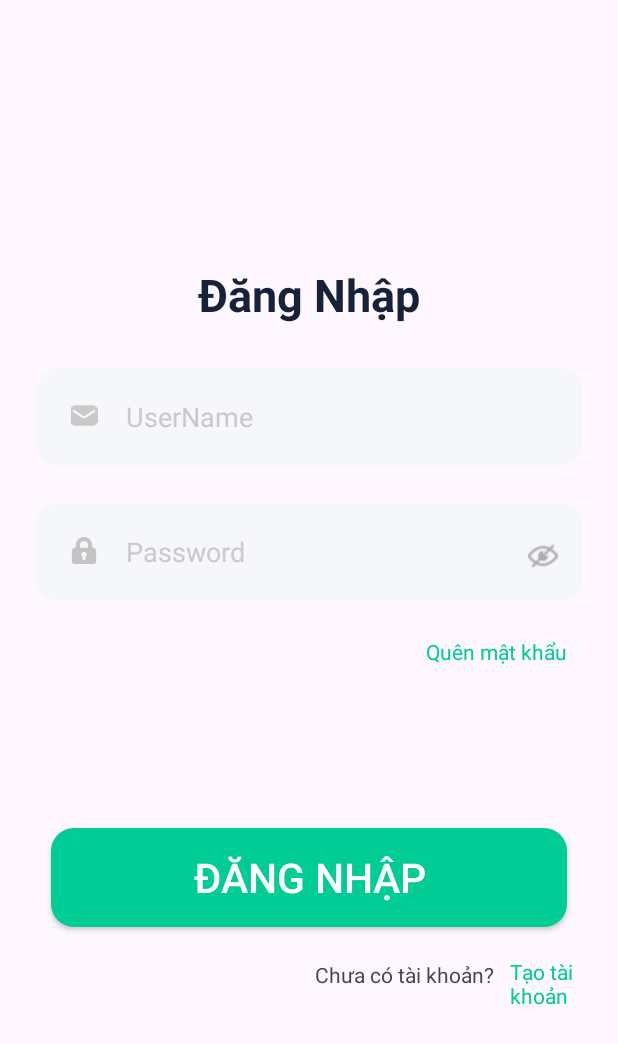
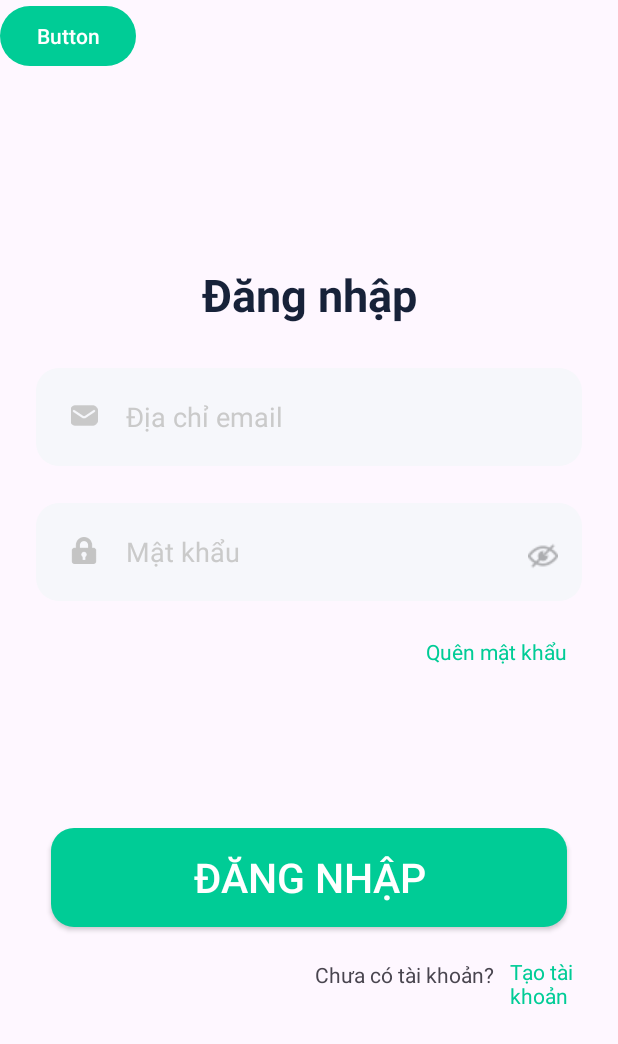
Before and after one commit to Danh02052003/E_Commercial_App, an Android app: the screen it shows after launch (LoginActivity), after a tap on "BẮT ĐẦU", on a phone screen of 412 x 824 dp. Shown: the top 1044 px of the screen. Run offline under Robolectric (Android 15) with nearby library versions, the phone set to English and light mode, and no system bars; our stand-ins replace Firebase (no records; nobody signed in at launch, a user with empty details on screens opened directly).

Commit message:
translate

```diff
--- a/app/src/main/java/vlu/mobileproject/login/LoginActivity.java
+++ b/app/src/main/java/vlu/mobileproject/login/LoginActivity.java
@@ -23,10 +23,14 @@ import com.google.firebase.database.Query;
 import com.google.firebase.database.ValueEventListener;
 
 import vlu.mobileproject.R;
+import vlu.mobileproject.translate.LanguageHelper;
 
 // ... (Your imports and other code)
 
 public class LoginActivity extends AppCompatActivity {
+
+    Button btnTranslate;
+
 
     private EditText emailEditText; // Updated to the correct EditText for email input
     private EditText passwordEditText;
@@ -42,6 +46,13 @@ public class LoginActivity extends AppCompatActivity {
     protected void onCreate(Bundle savedInstanceState) {
         super.onCreate(savedInstanceState);
         setContentView(R.layout.activity_login);
+
+        btnTranslate = findViewById(R.id.btnTranslate);
+        btnTranslate.setOnClickListener(v-> {
+            LanguageHelper.changeLanguage(getResources(), "vi");
+            recreate();
+        });
+
 
         // Khởi tạo Firebase Database
         FirebaseDatabase database = FirebaseDatabase.getInstance("https://e-commerce-73482-default-rtdb.asia-southeast1.firebasedatabase.app/");
@@ -152,4 +163,8 @@ private void addEvent(){
                 Toast.makeText(LoginActivity.this, "Đã xảy ra lỗi: " + databaseError.getMessage(), Toast.LENGTH_SHORT).show();
             }
         });
-    }}
+    }
+    protected void onResume() {
+        super.onResume();
+    }
+}
--- a/app/src/main/java/vlu/mobileproject/login/start.java
+++ b/app/src/main/java/vlu/mobileproject/login/start.java
@@ -6,6 +6,7 @@ import android.view.View;
 import androidx.appcompat.app.AppCompatActivity;
 
 import vlu.mobileproject.R;
+import vlu.mobileproject.translate.LanguageHelper;
 
 public class start extends AppCompatActivity {
 
@@ -13,6 +14,7 @@ public class start extends AppCompatActivity {
     protected void onCreate(Bundle savedInstanceState) {
         super.onCreate(savedInstanceState);
         setContentView(R.layout.activity_start);
+        LanguageHelper.changeLanguage(getResources(),"en");
     }
 
 
@@ -20,6 +22,7 @@ public class start extends AppCompatActivity {
 
         Intent intent = new Intent(this, LoginActivity.class);
         startActivity(intent);
+        recreate();
         finish();
     }
 }
--- /dev/null
+++ b/app/src/main/java/vlu/mobileproject/translate/LanguageHelper.java
@@ -0,0 +1,23 @@
+package vlu.mobileproject.translate;
+
+import android.content.Context;
+import android.content.SharedPreferences;
+import android.content.res.Configuration;
+import android.content.res.Resources;
+import android.preference.PreferenceManager;
+import android.util.Log;
+
+import java.util.Locale;
+
+public class LanguageHelper {
+
+    public static void changeLanguage(Resources resources, String languageCode) {
+        Locale newLocale = new Locale(languageCode);
+        Locale.setDefault(newLocale);
+
+        Configuration configuration = new Configuration(resources.getConfiguration());
+        configuration.setLocale(newLocale);
+
+        resources.updateConfiguration(configuration, resources.getDisplayMetrics());
+    }
+}
--- a/app/src/main/res/layout/activity_login.xml
+++ b/app/src/main/res/layout/activity_login.xml
@@ -15,7 +15,7 @@
         android:layout_height="wrap_content"
         android:layout_gravity="left"
         android:padding="10dp"
-        android:text="Đăng Nhập"
+        android:text="@string/login"
         android:textSize="30dp"
         android:textColor="#172239"
         android:layout_marginTop="166.18dp"
@@ -35,7 +35,7 @@
         android:layout_marginTop="245dp"
         android:background="@drawable/rounded_edittext"
         android:ems="10"
-        android:hint="UserName"
+        android:hint="@string/email"
         android:inputType="text"
         android:paddingStart="60dp"
         android:paddingTop="8dp"
@@ -61,7 +61,7 @@
         android:background="@drawable/rounded_edittext"
         android:drawablePadding="10dp"
         android:ems="10"
-        android:hint="Password"
+        android:hint="@string/pass"
         android:inputType="textPassword"
         android:textColorHint="@color/colorHint"
         android:paddingStart="60dp"
@@ -100,7 +100,7 @@
         android:layout_marginTop="414.46dp"
         android:layout_marginLeft="43dp"
         android:layout_marginRight="24dp"
-        android:text="Quên mật khẩu"
+        android:text="@string/forgot"
         android:textColor="#00CC96" />
 
 
@@ -114,7 +114,7 @@
         android:layout_gravity="center"
         android:background="@drawable/rounded_edittext"
         android:backgroundTint="#00CC96"
-        android:text="Đăng nhập"
+        android:text="@string/login"
         android:textColor="@color/white"
         android:textSize="27dp"
         tools:layout_editor_absoluteX="37dp"
@@ -126,7 +126,7 @@
         android:layout_marginTop="638dp"
         android:layout_marginLeft="340dp"
         android:id="@+id/taotaikhoan"
-        android:text="Tạo tài khoản"
+        android:text="@string/create_user"
         android:textColor="#00CC96" />
 
     <TextView
@@ -137,6 +137,12 @@
         android:layout_marginTop="630dp"
         android:layout_marginLeft="200dp"
         android:padding="10dp"
-        android:text="Chưa có tài khoản?"
+        android:text="@string/no_user"
         />
+
+    <Button
+        android:id="@+id/btnTranslate"
+        android:layout_width="wrap_content"
+        android:layout_height="wrap_content"
+        android:text="Button" />
 </RelativeLayout>
--- a/app/src/main/res/values/strings.xml
+++ b/app/src/main/res/values/strings.xml
@@ -1,5 +1,14 @@
 <resources>
     <string name="app_name">MobileProject</string>
     <!-- TODO: Remove or change this placeholder text -->
-    <string name="hello_blank_fragment">Hello blank fragment</string>
+    <string name="hello_blank_fragment" translatable="false">Hello blank fragment</string>
+    <string name="welcome">Chào mừng đến với ứng dụng VLUS</string>
+    <string name="start">Bắt đầu</string>
+    <string name="login">Đăng nhập</string>
+    <string name="email">Địa chỉ email</string>
+    <string name="pass">Mật khẩu</string>
+    <string name="forgot">Quên mật khẩu</string>
+    <string name="no_user">Chưa có tài khoản?</string>
+    <string name="create_user">Tạo tài khoản</string>
+    <string name="have_user">Đã có tài khoản?</string>
 </resources>
```
Also changed, not shown: app/src/main/java/vlu/mobileproject/translate/TranslationTask.java (deleted, +0 -73 lines), app/src/main/java/vlu/mobileproject/translate/UpdateLang.java (+0 -10 lines), app/src/main/res/layout/activity_sigup.xml (+13 -11 lines), 1 other file.
